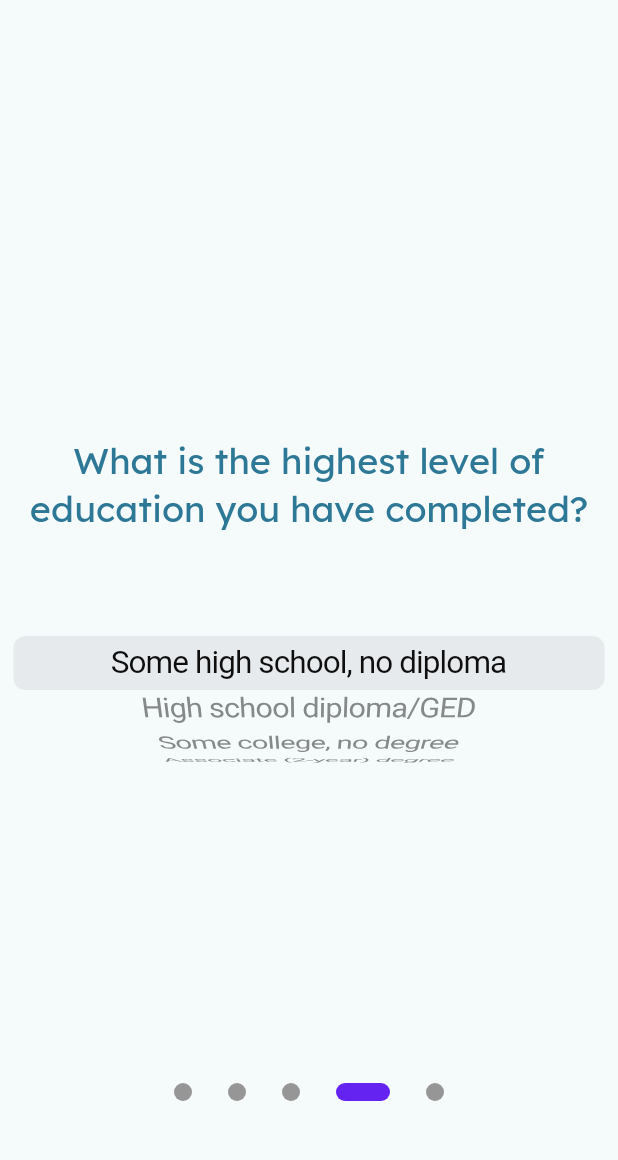
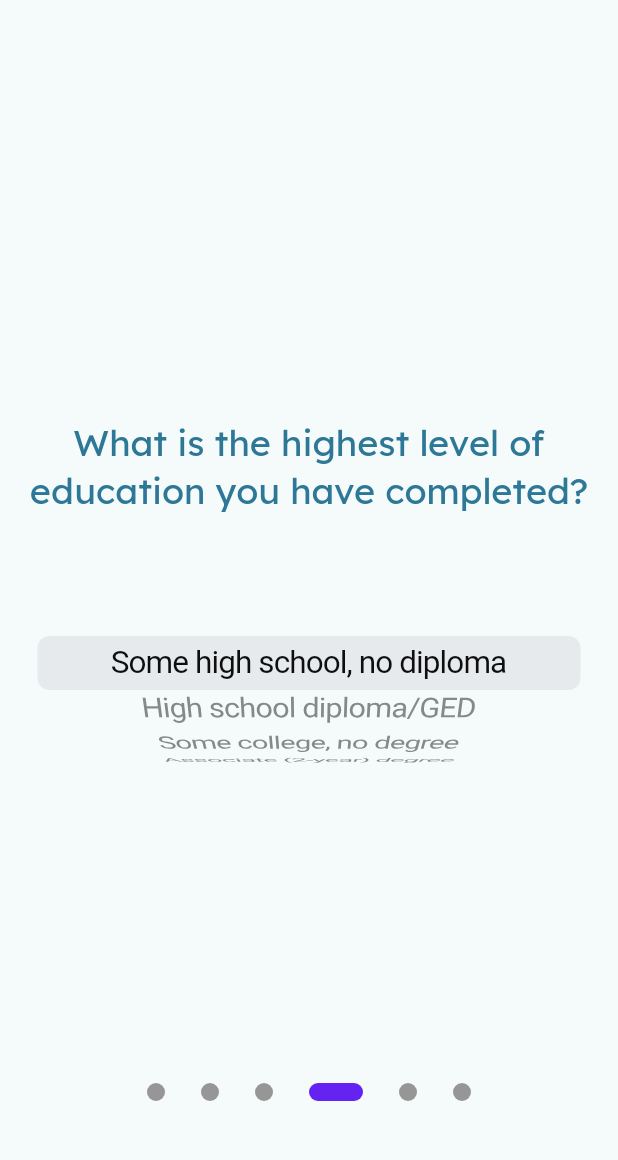
Before and after one commit to DCXan/apolli, a Flutter app: the screen it shows after launch, swiped to page 4, on a phone screen of 412 x 824 dp, the part 63-1223 px from its top. Run offline on Flutter 3.47's test engine with Material 3 defaults, Android fonts, the phone set to English and light mode, and no system bars; drawn by our look-alikes of smooth_page_indicator; our stand-ins replace google_fonts.

Commit message:
refactor onboarding pages

```diff
--- a/apolli/lib/onboarding/onboarding_flow.dart
+++ b/apolli/lib/onboarding/onboarding_flow.dart
@@ -1,8 +1,9 @@
-import 'package:apolli/onboarding/onboarding_page1.dart';
-import 'package:apolli/onboarding/onboarding_page2.dart';
-import 'package:apolli/onboarding/onboarding_page3.dart';
-import 'package:apolli/onboarding/onboarding_page4.dart';
-import 'package:apolli/onboarding/onboarding_page5.dart';
+import 'package:apolli/onboarding/onboarding_page_dob.dart';
+import 'package:apolli/onboarding/onboarding_page_gender.dart';
+import 'package:apolli/onboarding/onboarding_page_race.dart';
+import 'package:apolli/onboarding/onboarding_page_education.dart';
+import 'package:apolli/onboarding/onboarding_page_employment.dart';
+import 'package:apolli/onboarding/onboarding_page_home_ownership.dart';
 import 'package:flutter/material.dart';
 import 'package:smooth_page_indicator/smooth_page_indicator.dart';
 
@@ -36,11 +37,12 @@ class _OnboardingFlowState extends State<OnboardingFlow> {
           PageView(
             controller: _controller,
             children: const [
-              OnboardingPage1(),
-              OnboardingPage2(),
-              OnboardingPage3(),
-              OnboardingPage4(),
-              OnboardingPage5(),
+              OnboardingPageDOB(),
+              OnboardingPageGender(),
+              OnboardingPageRace(),
+              OnboardingPageEducation(),
+              OnboardingPageEmployment(),
+              OnboardingPageHomeOwnership(),
             ],
           ),
           Container(
@@ -57,7 +59,7 @@ class _OnboardingFlowState extends State<OnboardingFlow> {
                 _goToPage(index);
               },
               controller: _controller,
-              count: 5,
+              count: 6,
             ),
           )
         ],
--- /dev/null
+++ b/apolli/lib/onboarding/onboarding_page_education.dart
@@ -0,0 +1,74 @@
+import 'package:flutter/cupertino.dart';
+import 'package:flutter/material.dart';
+
+class OnboardingPageEducation extends StatelessWidget {
+  const OnboardingPageEducation({super.key});
+
+  @override
+  Widget build(BuildContext context) {
+    List<DropdownMenuItem<String>> educationOptions = const [
+      DropdownMenuItem(
+        alignment: Alignment.center,
+        value: "someHighSchool",
+        child: Text("Some high school, no diploma"),
+      ),
+      DropdownMenuItem(
+        alignment: Alignment.center,
+        value: "highSchool",
+        child: Text("High school diploma/GED"),
+      ),
+      DropdownMenuItem(
+        alignment: Alignment.center,
+        value: "someCollege",
+        child: Text("Some college, no degree"),
+      ),
+      DropdownMenuItem(
+        alignment: Alignment.center,
+        value: "associate",
+        child: Text("Associate (2-year) degree"),
+      ),
+      DropdownMenuItem(
+        alignment: Alignment.center,
+        value: "bachelors",
+        child: Text("Bachelor’s (4-year) degree"),
+      ),
+      DropdownMenuItem(
+        alignment: Alignment.center,
+        value: "masters",
+        child: Text("Master’s degree"),
+      ),
+      DropdownMenuItem(
+        alignment: Alignment.center,
+        value: "doctorate",
+        child: Text("Doctorate degree (PhD, MD, JD, etc.)"),
+      ),
+    ];
+
+    return Container(
+      padding: const EdgeInsets.all(16),
+      color: Theme.of(context).colorScheme.background,
+      child: Column(
+        mainAxisAlignment: MainAxisAlignment.center,
+        children: [
+          Text(
+            'What is the highest level of education you have completed?',
+            style: Theme.of(context).textTheme.headlineSmall!.copyWith(
+                  color: Theme.of(context).colorScheme.onPrimary,
+                ),
+            textAlign: TextAlign.center,
+          ),
+          const SizedBox(
+            height: 24,
+          ),
+          SizedBox(
+            height: 150,
+            child: CupertinoPicker(
+                itemExtent: 36,
+                onSelectedItemChanged: (int itemIndex) {},
+                children: educationOptions),
+          ),
+        ],
+      ),
+    );
+  }
+}
--- a/apolli/lib/onboarding/onboarding_page4.dart
+++ b/apolli/lib/onboarding/onboarding_page_employment.dart
@@ -1,46 +1,36 @@
 import 'package:flutter/cupertino.dart';
 import 'package:flutter/material.dart';
 
-class OnboardingPage4 extends StatelessWidget {
-  const OnboardingPage4({super.key});
+class OnboardingPageEmployment extends StatelessWidget {
+  const OnboardingPageEmployment({super.key});
 
   @override
   Widget build(BuildContext context) {
-    List<DropdownMenuItem<String>> educationOptions = const [
+    List<DropdownMenuItem<String>> employmentOptions = const [
       DropdownMenuItem(
         alignment: Alignment.center,
-        value: "someHighSchool",
-        child: Text("Some high school, no diploma"),
+        value: "fullTime",
+        child: Text("Employed full-time"),
       ),
       DropdownMenuItem(
         alignment: Alignment.center,
-        value: "highSchool",
-        child: Text("High school diploma/GED"),
+        value: "partTime",
+        child: Text("Employed part-time"),
       ),
       DropdownMenuItem(
         alignment: Alignment.center,
-        value: "someCollege",
-        child: Text("Some college, no degree"),
+        value: "unemployed",
+        child: Text("Unemployed"),
       ),
       DropdownMenuItem(
         alignment: Alignment.center,
-        value: "associate",
-        child: Text("Associate (2-year) degree"),
+        value: "student",
+        child: Text("Student"),
       ),
       DropdownMenuItem(
         alignment: Alignment.center,
-        value: "bachelors",
-        child: Text("Bachelor’s (4-year) degree"),
-      ),
-      DropdownMenuItem(
-        alignment: Alignment.center,
-        value: "masters",
-        child: Text("Master’s degree"),
-      ),
-      DropdownMenuItem(
-        alignment: Alignment.center,
-        value: "doctorate",
-        child: Text("Doctorate degree (PhD, MD, JD, etc.)"),
+        value: "retired",
+        child: Text("Retired"),
       ),
     ];
 
@@ -50,22 +40,26 @@ class OnboardingPage4 extends StatelessWidget {
         mainAxisAlignment: MainAxisAlignment.center,
         children: [
           Padding(
-            padding: const EdgeInsets.symmetric(horizontal: 12, vertical: 12),
+            padding: const EdgeInsets.symmetric(
+              horizontal: 18,
+            ),
             child: Text(
-              'What is the highest level of education you have completed?',
+              'What is your employment status?',
               style: Theme.of(context).textTheme.headlineSmall!.copyWith(
                     color: Theme.of(context).colorScheme.onPrimary,
                   ),
               textAlign: TextAlign.center,
             ),
           ),
+          const SizedBox(
+            height: 24,
+          ),
           SizedBox(
             height: 150,
-            width: double.infinity,
             child: CupertinoPicker(
                 itemExtent: 36,
                 onSelectedItemChanged: (int itemIndex) {},
-                children: educationOptions),
+                children: employmentOptions),
           ),
         ],
       ),
```
Also changed, not shown: apolli/lib/onboarding/onboarding_page5.dart (deleted, +0 -10 lines), apolli/lib/onboarding/onboarding_page_dob.dart (renamed from apolli/lib/onboarding/onboarding_page1.dart, +6 -5 lines), apolli/lib/onboarding/onboarding_page_gender.dart (added, +59 -0 lines), apolli/lib/onboarding/onboarding_page_home_ownership.dart (renamed from apolli/lib/onboarding/onboarding_page2.dart, +17 -13 lines), apolli/lib/onboarding/onboarding_page_race.dart (renamed from apolli/lib/onboarding/onboarding_page3.dart, +7 -6 lines).
